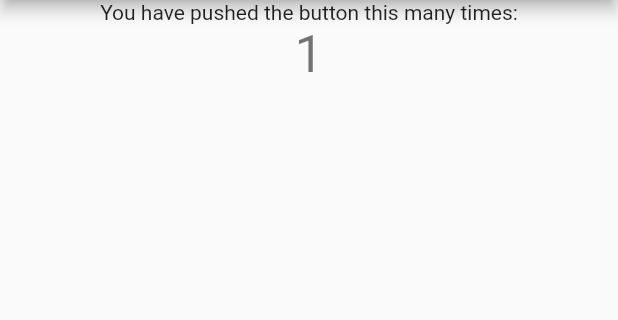
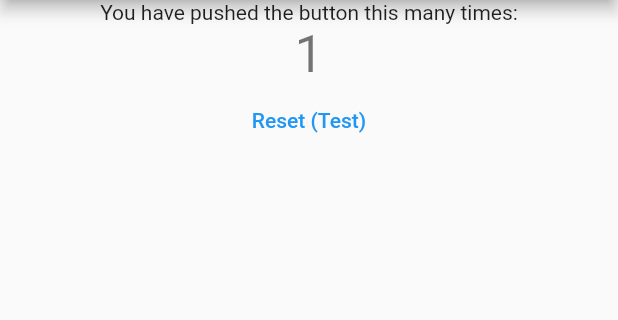
Before and after one commit to Marc-R2/com_flutter_client, a Flutter app: the screen it shows after launch, after a tap on the "add" icon, on a phone screen of 412 x 824 dp, the part 84-404 px from its top. Run offline on Flutter 3.47's test engine with Material 2 defaults, Android fonts, the phone set to English and light mode, and no system bars; missing offline and left inert: com_client.

```diff
--- a/example/lib/main.dart
+++ b/example/lib/main.dart
@@ -1,7 +1,9 @@
+import 'package:example/service/provider/service_provider.dart';
 import 'package:flutter/material.dart';
 import 'package:com_flutter_client/com_flutter_client.dart';
 
 void main() {
+  Message.info(title: 'App is starting');
   runApp(const MyApp());
 }
 
@@ -33,6 +35,33 @@ class MyHomePage extends StatefulWidget {
 class _MyHomePageState extends State<MyHomePage> {
   int _counter = 0;
 
+  /// Assign via [com] or remember to connect the client before using it.
+  late ComSocket _com;
+
+  ComSocket get com {
+    if (!_com.ready) _initClient();
+    return _com;
+  }
+
+  set com(ComSocket com) {
+    _com = com;
+    _initClient();
+  }
+
+  void _initClient() {
+    _com.init().then((value) async {
+      await _com.connectClient();
+    });
+  }
+
+  @override
+  void initState() {
+    com = ComSocket.fromIP(ip: '192.168.178.132', port: 7000);
+    super.initState();
+  }
+
+  PingService get ping => PingService(com: com);
+
   void _incrementCounter() {
     setState(() {
       _counter++;
@@ -61,15 +90,22 @@ class _MyHomePageState extends State<MyHomePage> {
               '$_counter',
               style: Theme.of(context).textTheme.headline4,
             ),
-            Expanded(
-              child: ListView.builder(
-                itemCount: Logger.messages.length,
-                itemBuilder: (context, index) {
-                  final msgs = Logger.messages.values.toList().reversed;
-                  final message = msgs.elementAt(index);
-                  return Text(message.toString());
-                },
+            TextButton(
+              onPressed: () async {
+                final ms = await ping.ping
+                    .request(
+                      fields: [ping.ping.wait],
+                      data: {'wait': 4096},
+                    )
+                    .values
+                    .first;
+              },
+              child: const Text(
+                'Reset (Test)',
               ),
+            ),
+            const Expanded(
+              child: LogConsole(),
             ),
           ],
         ),
@@ -82,3 +118,39 @@ class _MyHomePageState extends State<MyHomePage> {
     );
   }
 }
+
+class LogConsole extends StatefulWidget {
+  const LogConsole({Key? key}) : super(key: key);
+
+  @override
+  State<LogConsole> createState() => _LogConsoleState();
+}
+
+class _LogConsoleState extends State<LogConsole> {
+  @override
+  void initState() {
+    super.initState();
+  }
+
+  @override
+  Widget build(BuildContext context) {
+    return StreamBuilder(
+      stream: Logger().stream,
+      builder: (context, snapshot) {
+        final keys = Logger.messages.keys;
+        final length = Logger.messages.length;
+        return ListView.builder(
+          itemCount: Logger.messages.length,
+          itemBuilder: (context, index) {
+            //final message = msgs[index];
+            final message = Logger.messages[keys.elementAt(length - index - 1)];
+            if(message == null) return const SizedBox();
+            return ListTile(
+              title: Text(message.title),
+            );
+          },
+        );
+      },
+    );
+  }
+}
--- /dev/null
+++ b/example/lib/service/provider/service_provider.dart
@@ -0,0 +1,35 @@
+import 'package:com_client/com_client.dart';
+
+class ProviderService extends LocalService {
+  ProviderService({required super.com}) : super(service: 'provider');
+
+  late final services = ServicesTask(service: this);
+}
+
+class ServicesTask extends LocalTask {
+  ServicesTask({required super.service}) : super(task: 'services');
+
+  @override
+  List<LocalField<LocalTask>> get fields => [getServices];
+
+  final getServices = const LocalField<ServicesTask>(name: 'getServices');
+}
+
+class PingService extends LocalService {
+  PingService({required super.com}) : super(service: 'testService');
+
+  late final ping = PingTask(service: this);
+}
+
+class PingTask extends LocalTask {
+  PingTask({required super.service}) : super(task: 'ping');
+
+  @override
+  List<LocalField<LocalTask>> get fields => [];
+
+  final ping = const LocalField<ServicesTask>(name: 'ping');
+  final secServer = const LocalField<ServicesTask>(name: 'secondOnServer');
+  final msServer = const LocalField<ServicesTask>(name: 'millisecondOnServer');
+  final usServer = const LocalField<ServicesTask>(name: 'microsecondOnServer');
+  final wait = const LocalField<ServicesTask>(name: 'waitAndReturnSec');
+}
--- a/lib/com_flutter_client.dart
+++ b/lib/com_flutter_client.dart
@@ -1,8 +1,6 @@
 library com_flutter_client;
 
-export 'package:com/com_client.dart';
-
-
+export 'package:com_client/com_client.dart';
 
 /// A Calculator.
 class Calculator {
--- a/pubspec.yaml
+++ b/pubspec.yaml
@@ -10,10 +10,10 @@ environment:
   flutter: ">=1.17.0"
 
 dependencies:
-  com:
-    path: ../com
+  com_client:
+    path: ../com_client
     # git:
-    #   url: https://github.com/Marc-R2/com.git
+    #   url: https://github.com/Marc-R2/com_client.git
   flutter:
     sdk: flutter
 
```
